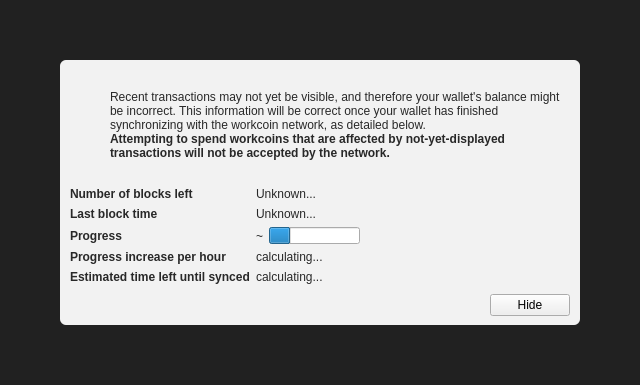
Above: src/qt/forms/modaloverlay.ui from minblock/workcoin before the change. Below: the same form after it.
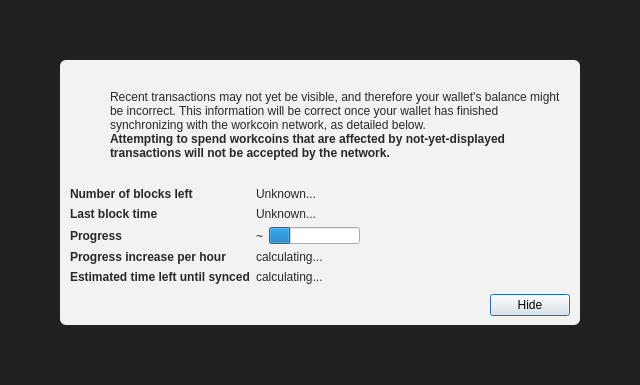
That is the form after the change. Icons and pictures are not drawn. Custom widgets are drawn as their Qt base class.

Patch:
```diff
--- a/src/qt/forms/modaloverlay.ui
+++ b/src/qt/forms/modaloverlay.ui
@@ -351,6 +351,12 @@
              <property name="text">
               <string>Hide</string>
              </property>
+             <property name="focusPolicy">
+              <enum>Qt::StrongFocus</enum>
+             </property>
+             <property name="default">
+              <bool>true</bool>
+             </property>
             </widget>
            </item>
           </layout>
```
Left out of the diff: 2 changed lines with no effect on the pictures.
